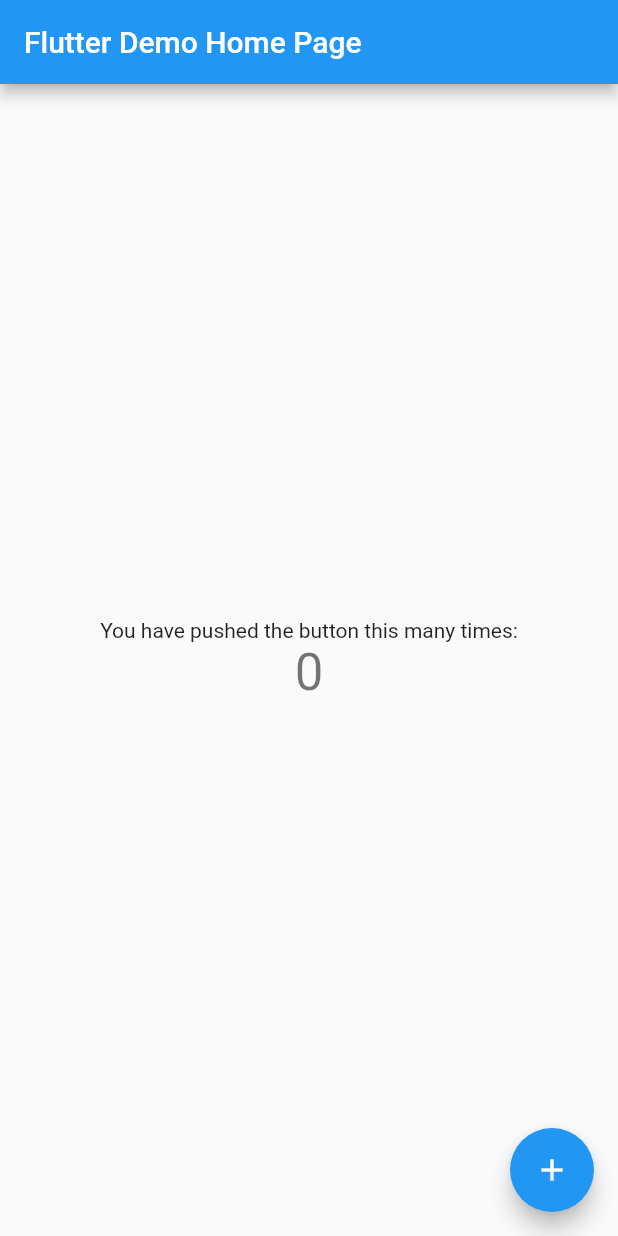
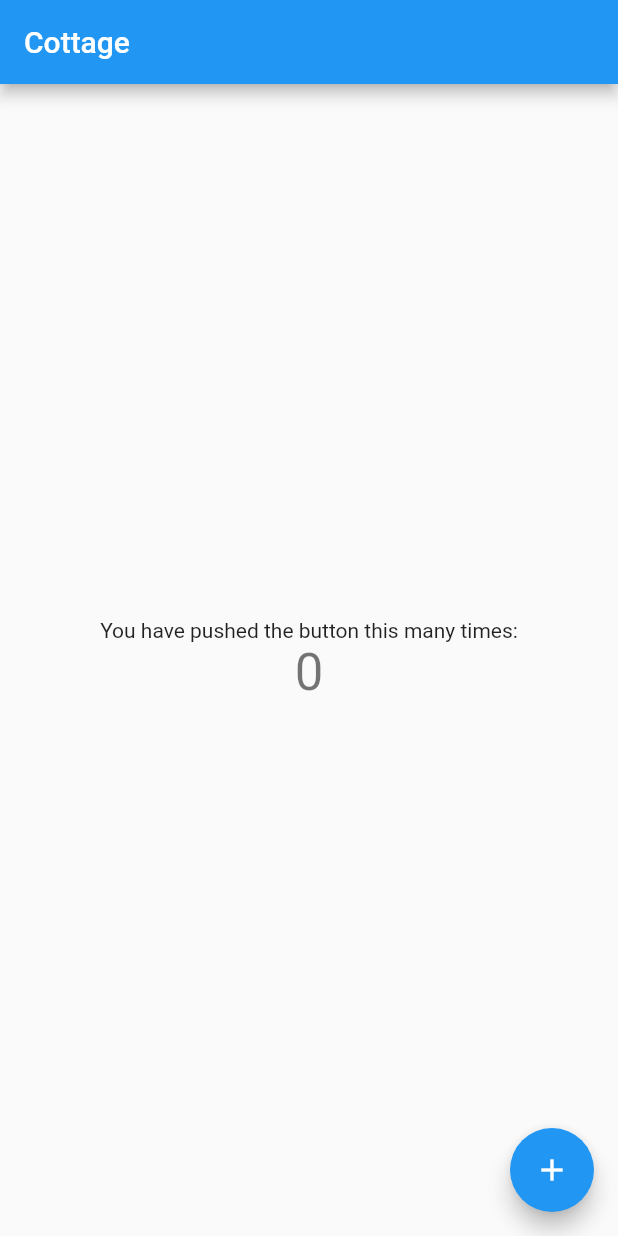
Before and after one commit to sNAtttu/flutter_cottage, a Flutter app: the screen it shows after launch, on a phone screen of 412 x 824 dp. Run offline on Flutter 3.47's test engine with Material 2 defaults, Android fonts, the phone set to English and light mode, and no system bars.

Commit message:
Removed auto generated comments

```diff
--- a/lib/main.dart
+++ b/lib/main.dart
@@ -9,33 +9,15 @@ class MyApp extends StatelessWidget {
     return new MaterialApp(
       title: 'Flutter Demo',
       theme: new ThemeData(
-        // This is the theme of your application.
-        //
-        // Try running your application with "flutter run". You'll see the
-        // application has a blue toolbar. Then, without quitting the app, try
-        // changing the primarySwatch below to Colors.green and then invoke
-        // "hot reload" (press "r" in the console where you ran "flutter run",
-        // or press Run > Flutter Hot Reload in IntelliJ). Notice that the
-        // counter didn't reset back to zero; the application is not restarted.
         primarySwatch: Colors.blue,
       ),
-      home: new MyHomePage(title: 'Flutter Demo Home Page'),
+      home: new MyHomePage(title: 'Cottage'),
     );
   }
 }
 
 class MyHomePage extends StatefulWidget {
   MyHomePage({Key key, this.title}) : super(key: key);
-
-  // This widget is the home page of your application. It is stateful, meaning
-  // that it has a State object (defined below) that contains fields that affect
-  // how it looks.
-
-  // This class is the configuration for the state. It holds the values (in this
-  // case the title) provided by the parent (in this case the App widget) and
-  // used by the build method of the State. Fields in a Widget subclass are
-  // always marked "final".
-
   final String title;
 
   @override
@@ -47,46 +29,18 @@ class _MyHomePageState extends State<MyHomePage> {
 
   void _incrementCounter() {
     setState(() {
-      // This call to setState tells the Flutter framework that something has
-      // changed in this State, which causes it to rerun the build method below
-      // so that the display can reflect the updated values. If we changed
-      // _counter without calling setState(), then the build method would not be
-      // called again, and so nothing would appear to happen.
       _counter++;
     });
   }
 
   @override
   Widget build(BuildContext context) {
-    // This method is rerun every time setState is called, for instance as done
-    // by the _incrementCounter method above.
-    //
-    // The Flutter framework has been optimized to make rerunning build methods
-    // fast, so that you can just rebuild anything that needs updating rather
-    // than having to individually change instances of widgets.
     return new Scaffold(
       appBar: new AppBar(
-        // Here we take the value from the MyHomePage object that was created by
-        // the App.build method, and use it to set our appbar title.
         title: new Text(widget.title),
       ),
       body: new Center(
-        // Center is a layout widget. It takes a single child and positions it
-        // in the middle of the parent.
         child: new Column(
-          // Column is also layout widget. It takes a list of children and
-          // arranges them vertically. By default, it sizes itself to fit its
-          // children horizontally, and tries to be as tall as its parent.
-          //
-          // Invoke "debug paint" (press "p" in the console where you ran
-          // "flutter run", or select "Toggle Debug Paint" from the Flutter tool
-          // window in IntelliJ) to see the wireframe for each widget.
-          //
-          // Column has various properties to control how it sizes itself and
-          // how it positions its children. Here we use mainAxisAlignment to
-          // center the children vertically; the main axis here is the vertical
-          // axis because Columns are vertical (the cross axis would be
-          // horizontal).
           mainAxisAlignment: MainAxisAlignment.center,
           children: <Widget>[
             new Text(
```
Also changed, not shown: 1 other file.
